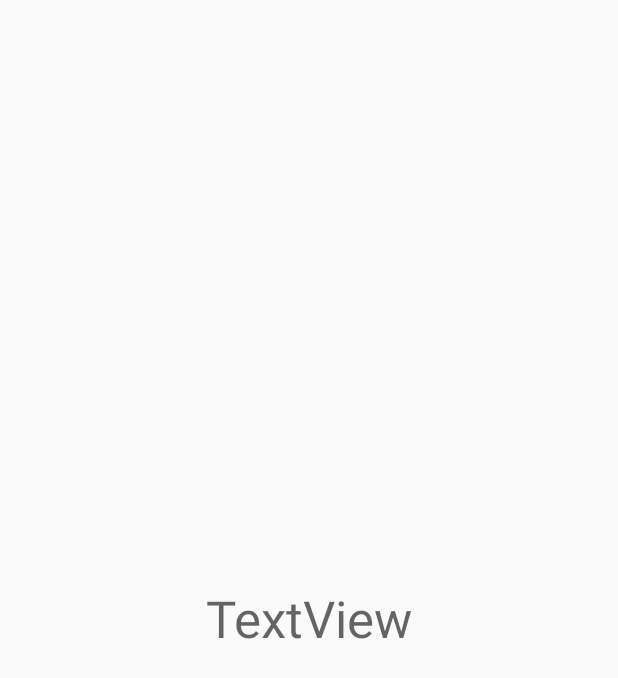
After one commit to kgfig/t4mvp, an Android app: the layout activity_video.xml on its own in the app's theme, with its tools: preview values and no code run, on a phone screen of 412 x 824 dp. The commit adds this screen. Shown: the top 678 px of the screen. Run offline under Robolectric (Android 15) with nearby library versions, the phone set to English and light mode, and no system bars.

Commit message:
ListActivity that goes to another activity when an item is clicked

```diff
--- a/app/src/main/AndroidManifest.xml
+++ b/app/src/main/AndroidManifest.xml
@@ -15,6 +15,7 @@
                 <category android:name="android.intent.category.LAUNCHER" />
             </intent-filter>
         </activity>
+        <activity android:name=".VideoActivity"></activity>
     </application>
 
 </manifest>
--- /dev/null
+++ b/app/src/main/res/layout/activity_video.xml
@@ -0,0 +1,21 @@
+<?xml version="1.0" encoding="utf-8"?>
+<RelativeLayout xmlns:android="http://schemas.android.com/apk/res/android"
+    xmlns:tools="http://schemas.android.com/tools"
+    android:id="@+id/activity_video"
+    android:layout_width="match_parent"
+    android:layout_height="match_parent"
+    android:paddingBottom="@dimen/activity_vertical_margin"
+    android:paddingLeft="@dimen/activity_horizontal_margin"
+    android:paddingRight="@dimen/activity_horizontal_margin"
+    android:paddingTop="@dimen/activity_vertical_margin"
+    tools:context="com.aclass.edx.helloworld.VideoActivity">
+
+    <TextView
+        android:text="TextView"
+        android:layout_width="wrap_content"
+        android:layout_height="wrap_content"
+        android:id="@+id/filename"
+        android:textAppearance="@style/TextAppearance.AppCompat.Display1"
+        android:layout_centerVertical="true"
+        android:layout_centerHorizontal="true" />
+</RelativeLayout>
```
Also changed, not shown: app/src/main/java/com/aclass/edx/helloworld/MainActivity.java (+21 -3 lines), app/src/main/java/com/aclass/edx/helloworld/VideoActivity.java (added, +21 -0 lines), app/src/main/res/layout/activity_main.xml (+10 -11 lines), app/src/main/res/layout/list_item.xml (added, +11 -0 lines), app/src/main/res/values/strings.xml (+8 -1 lines).
